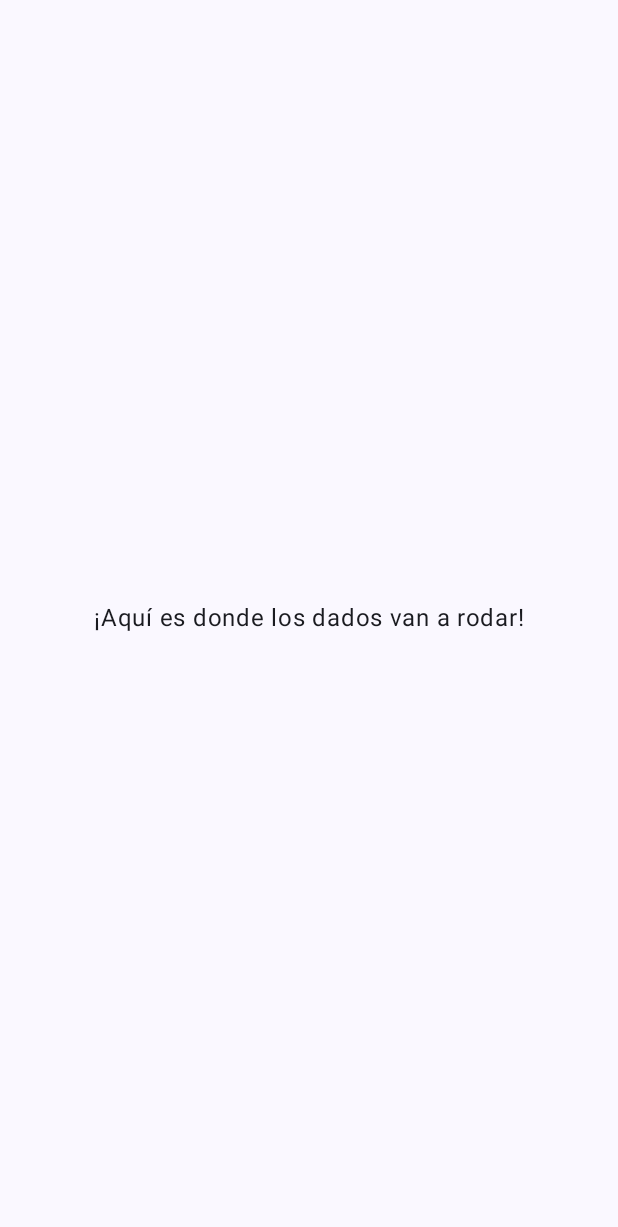
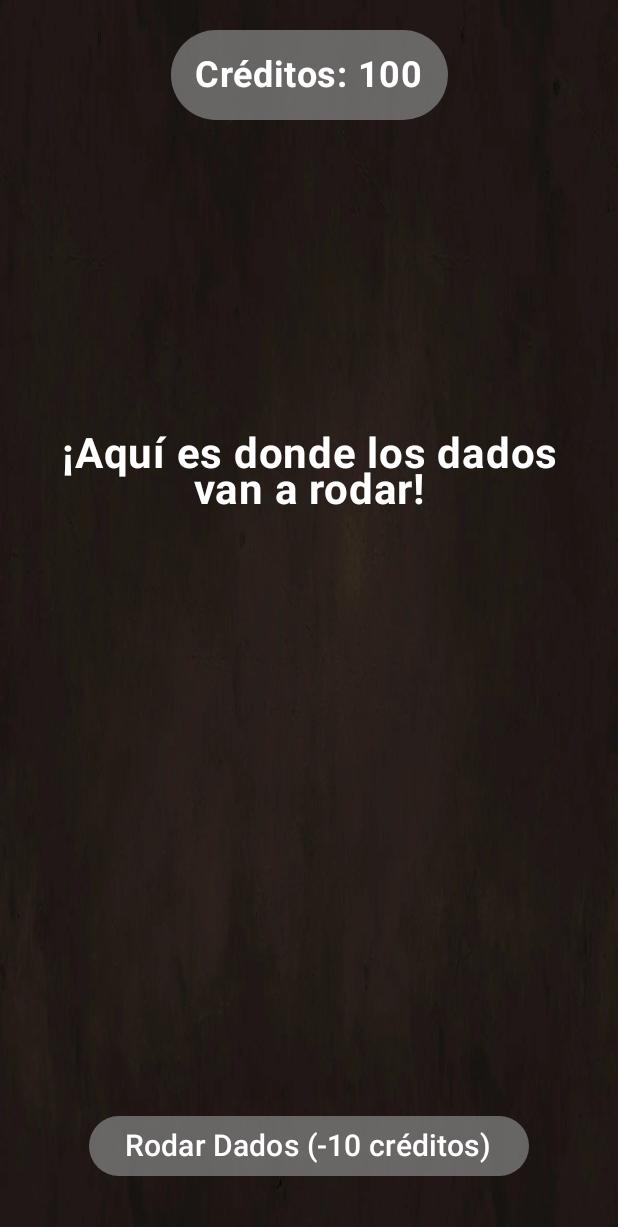
Before and after one commit to Marcausente/RollTheDiceGame, an Android app built with Jetpack Compose: the DicesRollingScreen screen opened through its navigation route, on a phone screen of 412 x 824 dp. Before the commit the part shown is almost empty. Shown: the top 1227 px of the screen. Run offline under Robolectric (Android 15) with nearby library versions, the phone set to English and light mode, and no system bars.

```diff
--- a/app/src/main/java/com/example/ej1/MainActivity.kt
+++ b/app/src/main/java/com/example/ej1/MainActivity.kt
@@ -12,12 +12,16 @@ import androidx.compose.foundation.layout.Column
 import androidx.compose.foundation.layout.fillMaxSize
 import androidx.compose.foundation.layout.padding
 import androidx.compose.foundation.layout.size
+import androidx.compose.foundation.layout.Spacer
+import androidx.compose.foundation.layout.height
 import androidx.compose.foundation.shape.RoundedCornerShape
 import androidx.compose.material3.Button
 import androidx.compose.material3.ButtonDefaults
 import androidx.compose.material3.Scaffold
 import androidx.compose.material3.Text
 import androidx.compose.runtime.Composable
+import androidx.compose.runtime.mutableStateOf
+import androidx.compose.runtime.remember
 import androidx.compose.ui.Alignment
 import androidx.compose.ui.Modifier
 import androidx.compose.ui.draw.clip
@@ -143,11 +147,76 @@ fun RollTheDicePortada(modifier: Modifier = Modifier, onJugarClick: () -> Unit)
 
 @Composable
 fun DicesRollingScreen() {
+    // Estado para el contador de créditos
+    val creditos = remember { mutableStateOf(100) }  // Inicializamos con 100 créditos
+
     Box(
-        modifier = Modifier.fillMaxSize(),
-        contentAlignment = Alignment.Center
+        modifier = Modifier.fillMaxSize()
     ) {
-        Text(text = "¡Aquí es donde los dados van a rodar!")
+        // Imagen de fondo
+        Image(
+            contentScale = ContentScale.FillBounds,
+            painter = painterResource(id = R.drawable.background),
+            contentDescription = "Background",
+            modifier = Modifier
+                .fillMaxSize()
+                .matchParentSize()
+        )
+
+        Column(
+            modifier = Modifier
+                .fillMaxSize()
+                .padding(20.dp),
+            verticalArrangement = Arrangement.SpaceBetween,
+            horizontalAlignment = Alignment.CenterHorizontally
+        ) {
+
+            // Contador de créditos en la parte superior
+            Text(
+                text = "Créditos: ${creditos.value}",
+                color = Color.White,
+                fontSize = 24.sp,
+                fontWeight = FontWeight.Bold,
+                modifier = Modifier
+                    .clip(RoundedCornerShape(30.dp))
+                    .background(Color.Gray.copy(alpha = 0.7f))
+                    .padding(16.dp)
+            )
+
+            // Aquí puedes agregar más contenido como los dados rodando
+            Text(
+                text = "¡Aquí es donde los dados van a rodar!",
+                textAlign = TextAlign.Center,
+                color = Color.White,
+                fontSize = 28.sp,
+                fontWeight = FontWeight.Bold,
+                modifier = Modifier
+                    .padding(top = 16.dp)
+            )
+
+            // Espacio para agregar más interactividad
+            Spacer(modifier = Modifier.height(16.dp))
+
+            // Botón para simular una acción (como rodar los dados)
+            Button(
+                onClick = {
+                    // Acción simulada que resta créditos al usuario
+                    if (creditos.value > 0) {
+                        creditos.value -= 10
+                    }
+                },
+                colors = ButtonDefaults.buttonColors(containerColor = Color.Gray.copy(alpha = 0.7f)),
+                modifier = Modifier
+                    .clip(RoundedCornerShape(20.dp))
+                    .padding(bottom = 16.dp)
+            ) {
+                Text(
+                    text = "Rodar Dados (-10 créditos)",
+                    fontSize = 20.sp,
+                    color = Color.White
+                )
+            }
+        }
     }
 }
 
@@ -158,3 +227,11 @@ fun PreviewRollTheDicePortada() {
         RollTheDicePortada(onJugarClick = {})
     }
 }
+
+@Preview(showBackground = true)
+@Composable
+fun PreviewDicesRollingScreen() {
+    Ej1Theme {
+        DicesRollingScreen()
+    }
+}
```
